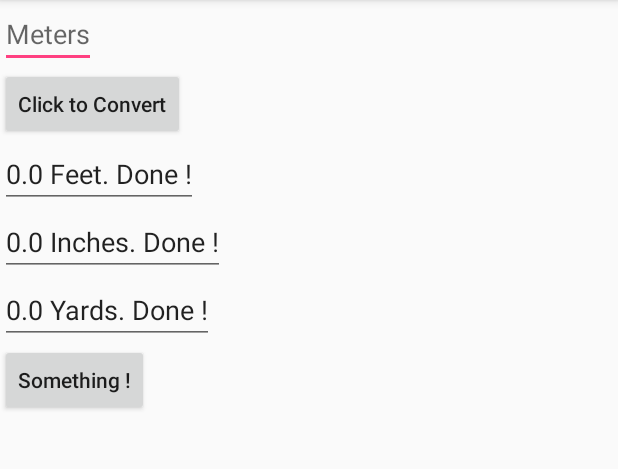
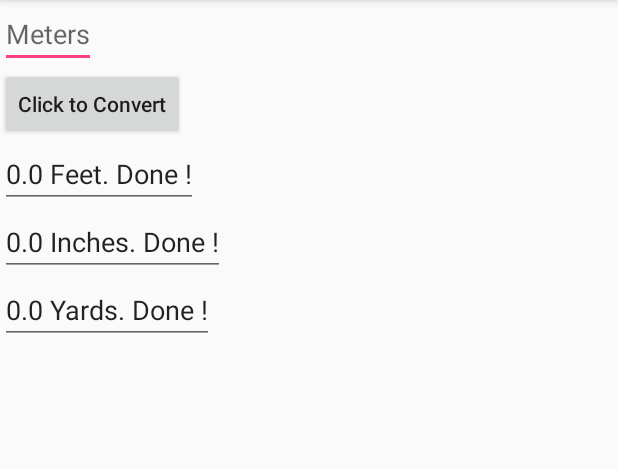
Before and after one commit to peimansh/Android-Simple-Converter, an Android app: the screen it shows after launch (MainActivity), after a tap on "Click to Convert", on a phone screen of 412 x 824 dp, the part 84-553 px from its top. Run offline under Robolectric (Android 15) with nearby library versions, the phone set to English and light mode, and no system bars; 1 statement that could not run was skipped.

Commit message:
add to git 2

```diff
--- a/app/src/main/java/com/example/tmp_sda_1130/pemiconverter/MainActivity.java
+++ b/app/src/main/java/com/example/tmp_sda_1130/pemiconverter/MainActivity.java
@@ -19,7 +19,18 @@ public class MainActivity extends AppCompatActivity {
 
         EditText editText1 = (EditText)findViewById(R.id.meter);
         String temp = editText1.getText().toString();
+        String tmp = null;
         double temp1 = Double.parseDouble(editText1.getText().toString());
+
+        try {
+            if (view.getId() == R.id.conversion) {
+                tmp = editText1.getText().toString() ;
+            }
+        }
+        catch (NumberFormatException ex) {
+            Toast t1 = Toast.makeText(this, "You should enter a number" ,Toast.LENGTH_LONG);
+            t1.show();
+        }
 
         double feet = temp1*(3.28084);
         double inch = feet*12;
@@ -30,15 +41,10 @@ public class MainActivity extends AppCompatActivity {
         editText3.setText(inch+" Inches. Done !");
         EditText editText4 = (EditText)findViewById(R.id.yard);
         editText4.setText(yard+" Yards. Done !");
-        Toast toastfeet = Toast.makeText(this,String.valueOf(feet)+ " feet , conversion done !",Toast.LENGTH_SHORT);
+        Toast toastfeet = Toast.makeText(this,"conversion done !",Toast.LENGTH_SHORT);
         toastfeet.setGravity(Gravity.TOP| Gravity.RIGHT, 25, 200);
         toastfeet.show();
 
     }
 
-    public void ShowST(View view) {
-        Toast toastST = Toast.makeText(this,"Hello EveryOne !", Toast.LENGTH_LONG);
-        toastST.show();
-
-    }
 }
--- a/app/src/main/res/layout/activity_main.xml
+++ b/app/src/main/res/layout/activity_main.xml
@@ -50,15 +50,6 @@
             android:id="@+id/yard"
             />
 
-        <Button
-            android:layout_width="wrap_content"
-            android:layout_height="wrap_content"
-            android:text="Something !"
-            android:textAllCaps="false"
-            android:id="@+id/someth"
-            android:onClick="ShowST"/>
-
-
 
     </LinearLayout>
 </android.support.constraint.ConstraintLayout>
```
